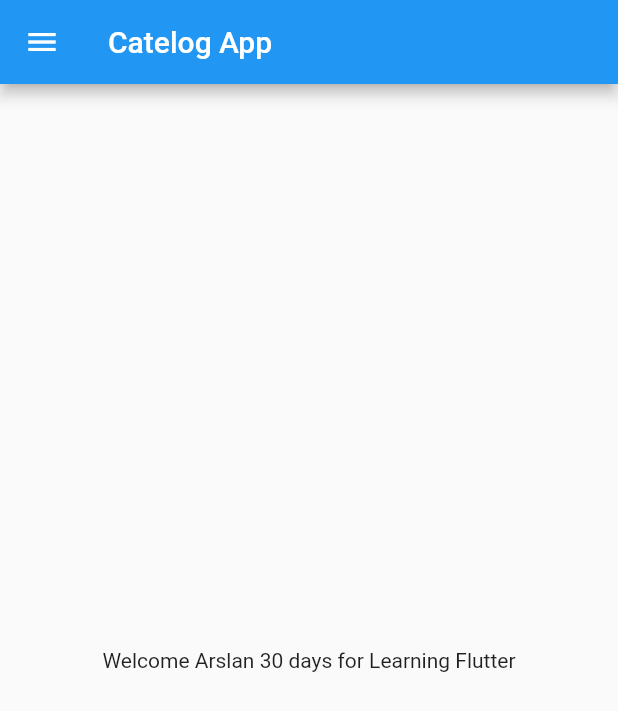
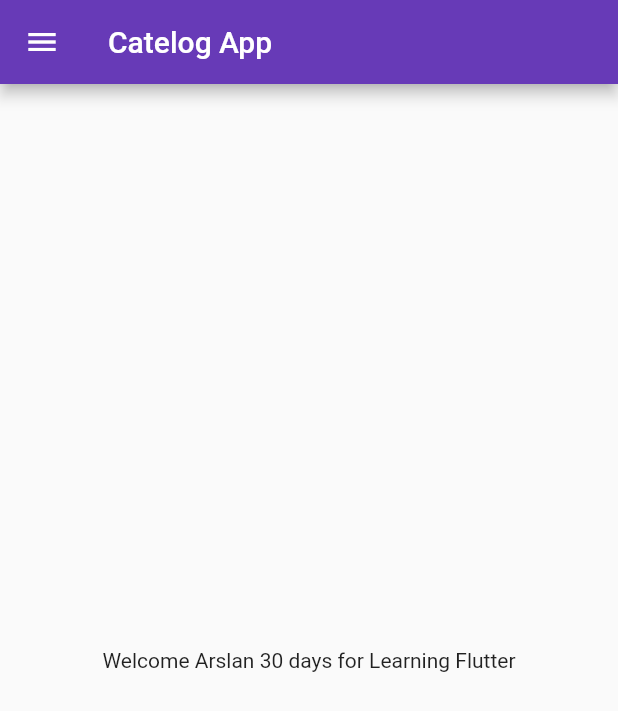
Before and after one commit to arslan2info/30DayswithFlutter, a Flutter app: the screen it shows after launch, on a phone screen of 412 x 824 dp. Shown: the top 711 px of the screen. Run offline on Flutter 3.47's test engine with Material 2 defaults, Android fonts, the phone set to English and light mode, and no system bars.

Commit message:
Day 3 completed

```diff
--- a/lib/main.dart
+++ b/lib/main.dart
@@ -1,6 +1,7 @@
 import 'package:flutter/material.dart';
 import 'package:flutter/rendering.dart';
-import 'package:flutter_catalog/home_page.dart';
+import 'package:flutter_catalog/pages/home_page.dart';
+import 'package:flutter_catalog/pages/login_page.dart';
 
 void main() {
   runApp(MyApp());
@@ -9,9 +10,18 @@ void main() {
 class MyApp extends StatelessWidget {
   @override
   Widget build(BuildContext context) {
-
     return MaterialApp(
-      home: HomePage(),
+      themeMode: ThemeMode.light,
+      theme: ThemeData(primarySwatch: Colors.deepPurple),
+      darkTheme: ThemeData(
+        brightness: Brightness.dark,
+      ),
+      initialRoute: '/home',
+      routes: {
+        "/": (context) => LoginPage(),
+        "/home": (context) => HomePage(),
+        "/login": (context) => LoginPage()
+      },
     );
   }
 }
```
Also changed, not shown: lib/pages/login_page.dart (added, +17 -0 lines), lib/pages/home_page.dart (renamed from lib/home_page.dart).
